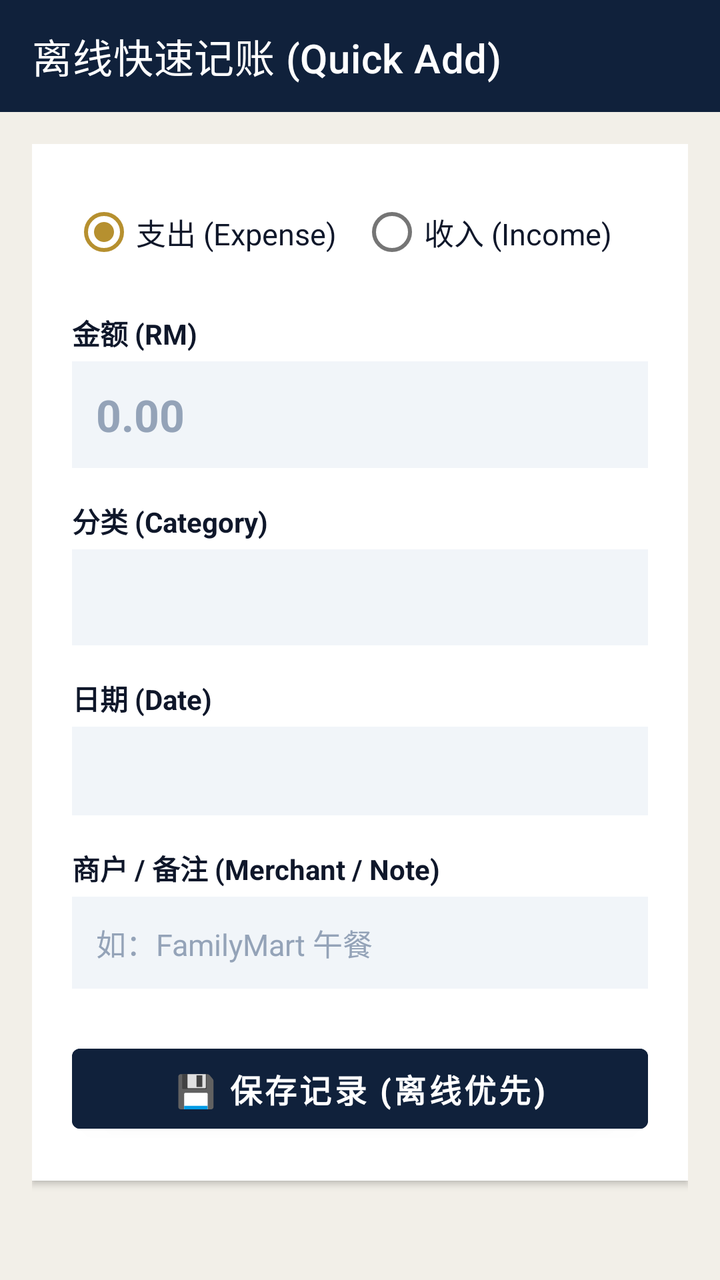
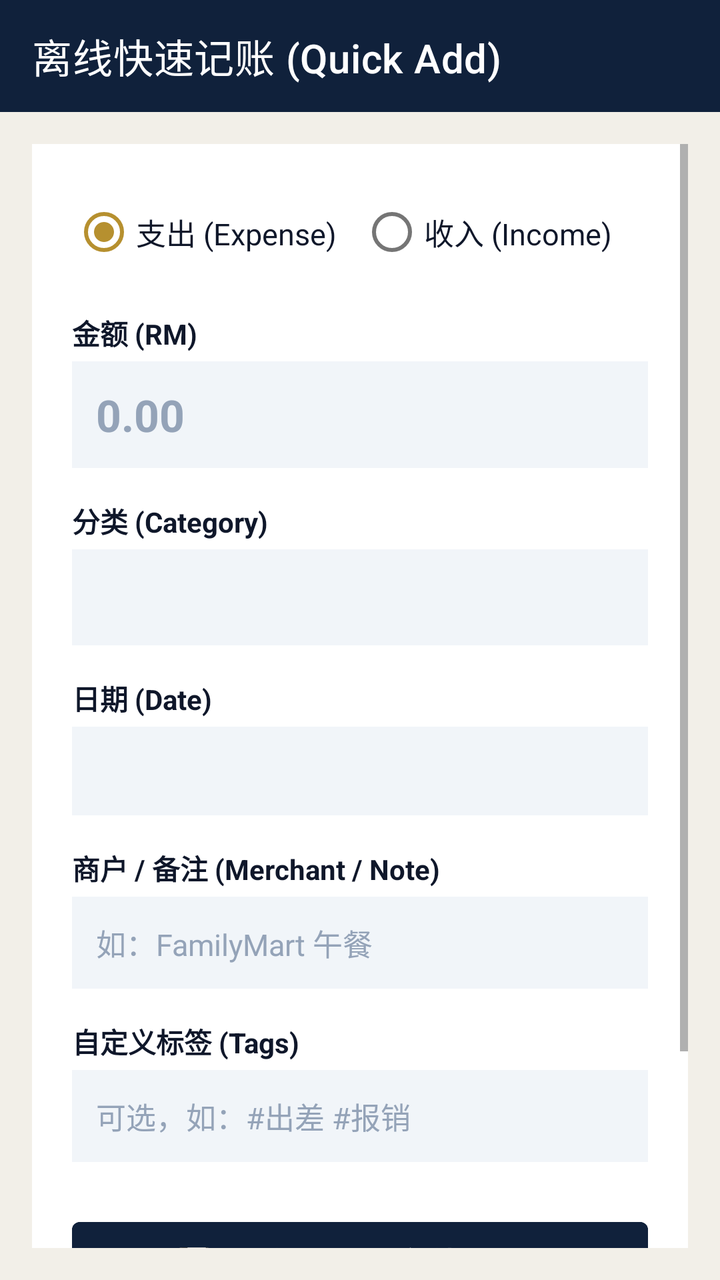

Before-and-after screenshots of an Android layout around one commit, followed by the original layout XML and the change that was made.
<!-- AndroidManifest.xml: application theme Theme.MyLedgerCompanion -->
<!-- res/layout/activity_quick_add.xml -->
<?xml version="1.0" encoding="utf-8"?>
<LinearLayout xmlns:android="http://schemas.android.com/apk/res/android"
    xmlns:app="http://schemas.android.com/apk/res-auto"
    android:layout_width="match_parent"
    android:layout_height="match_parent"
    android:orientation="vertical"
    android:background="@color/background">

    
    <androidx.appcompat.widget.Toolbar
        android:id="@+id/toolbar"
        android:layout_width="match_parent"
        android:layout_height="?attr/actionBarSize"
        android:background="@color/navy_primary"
        app:titleTextColor="@color/white"
        app:title="离线快速记账 (Quick Add)" />

    <ScrollView
        android:layout_width="match_parent"
        android:layout_height="match_parent"
        android:padding="16dp">

        <LinearLayout
            android:layout_width="match_parent"
            android:layout_height="wrap_content"
            android:orientation="vertical"
            android:background="@color/card_bg"
            android:padding="20dp"
            android:elevation="2dp">

            
            <RadioGroup
                android:id="@+id/typeRadioGroup"
                android:layout_width="match_parent"
                android:layout_height="wrap_content"
                android:orientation="horizontal"
                android:layout_marginBottom="16dp">

                <RadioButton
                    android:id="@+id/radioExpense"
                    android:layout_width="0dp"
                    android:layout_height="wrap_content"
                    android:layout_weight="1"
                    android:text="支出 (Expense)"
                    android:textColor="@color/text_main"
                    android:checked="true"
                    android:textSize="15sp" />

                <RadioButton
                    android:id="@+id/radioIncome"
                    android:layout_width="0dp"
                    android:layout_height="wrap_content"
                    android:layout_weight="1"
                    android:text="收入 (Income)"
                    android:textColor="@color/text_main"
                    android:textSize="15sp" />
            </RadioGroup>

            
            <TextView
                android:layout_width="wrap_content"
                android:layout_height="wrap_content"
                android:text="金额 (RM)"
                android:textStyle="bold"
                android:textColor="@color/text_main"
                android:textSize="14sp"
                android:layout_marginBottom="4dp" />

            <EditText
                android:id="@+id/amountEditText"
                android:layout_width="match_parent"
                android:layout_height="wrap_content"
                android:hint="0.00"
                android:inputType="numberDecimal"
                android:textSize="22sp"
                android:textStyle="bold"
                android:textColor="@color/input_text"
                android:textColorHint="@color/input_hint"
                android:padding="12dp"
                android:background="@color/input_bg"
                android:layout_marginBottom="16dp" />

            
            <TextView
                android:layout_width="wrap_content"
                android:layout_height="wrap_content"
                android:text="分类 (Category)"
                android:textStyle="bold"
                android:textColor="@color/text_main"
                android:textSize="14sp"
                android:layout_marginBottom="4dp" />

            <Spinner
                android:id="@+id/categorySpinner"
                android:layout_width="match_parent"
                android:layout_height="48dp"
                android:background="@color/input_bg"
                android:padding="8dp"
                android:layout_marginBottom="16dp" />

            
            <TextView
                android:layout_width="wrap_content"
                android:layout_height="wrap_content"
                android:text="日期 (Date)"
                android:textStyle="bold"
                android:textColor="@color/text_main"
                android:textSize="14sp"
                android:layout_marginBottom="4dp" />

            <EditText
                android:id="@+id/dateEditText"
                android:layout_width="match_parent"
                android:layout_height="wrap_content"
                android:focusable="false"
                android:clickable="true"
                android:padding="12dp"
                android:background="@color/input_bg"
                android:textSize="15sp"
                android:textColor="@color/input_text"
                android:textColorHint="@color/input_hint"
                android:layout_marginBottom="16dp" />

            
            <TextView
                android:layout_width="wrap_content"
                android:layout_height="wrap_content"
                android:text="商户 / 备注 (Merchant / Note)"
                android:textStyle="bold"
                android:textColor="@color/text_main"
                android:textSize="14sp"
                android:layout_marginBottom="4dp" />

            <EditText
                android:id="@+id/noteEditText"
                android:layout_width="match_parent"
                android:layout_height="wrap_content"
                android:hint="如：FamilyMart 午餐"
                android:padding="12dp"
                android:background="@color/input_bg"
                android:textSize="15sp"
                android:textColor="@color/input_text"
                android:textColorHint="@color/input_hint"
                android:layout_marginBottom="24dp" />

            
            <Button
                android:id="@+id/saveButton"
                android:layout_width="match_parent"
                android:layout_height="52dp"
                android:backgroundTint="@color/navy_primary"
                android:text="💾 保存记录 (离线优先)"
                android:textColor="@color/white"
                android:textStyle="bold"
                android:textSize="16sp" />

        </LinearLayout>
    </ScrollView>

</LinearLayout>
<!-- resources referenced by this layout -->
<resources>
  <color name="background">#F2EFE8</color>
  <color name="card_bg">#FFFFFF</color>
  <color name="input_bg">#F1F5F9</color>
  <color name="input_hint">#94A3B8</color>
  <color name="input_text">#0F172A</color>
  <color name="navy_primary">#10213B</color>
  <color name="text_main">#0F172A</color>
  <color name="white">#FFFFFF</color>
  <style name="Theme.MyLedgerCompanion" parent="Theme.MaterialComponents.DayNight.NoActionBar">
          <item name="colorPrimary">@color/navy_primary</item>
          <item name="colorPrimaryVariant">@color/navy_secondary</item>
          <item name="colorOnPrimary">@color/white</item>
          <item name="colorSecondary">@color/gold_accent</item>
          <item name="android:statusBarColor">@color/navy_primary</item>
          <item name="android:navigationBarColor">@color/navy_primary</item>
          <item name="android:windowBackground">@color/background</item>
      </style>
  <color name="navy_secondary">#17324F</color>
  <color name="gold_accent">#B6902F</color>
</resources>

<!-- the commit's change to res/layout/activity_quick_add.xml (unified diff, before → after) -->
@@ -141,6 +141,28 @@
                 android:textSize="15sp"
                 android:textColor="@color/input_text"
                 android:textColorHint="@color/input_hint"
+                android:layout_marginBottom="16dp" />
+
+            
+            <TextView
+                android:layout_width="wrap_content"
+                android:layout_height="wrap_content"
+                android:text="自定义标签 (Tags)"
+                android:textStyle="bold"
+                android:textColor="@color/text_main"
+                android:textSize="14sp"
+                android:layout_marginBottom="4dp" />
+
+            <EditText
+                android:id="@+id/tagEditText"
+                android:layout_width="match_parent"
+                android:layout_height="wrap_content"
+                android:hint="可选，如：#出差 #报销"
+                android:padding="12dp"
+                android:background="@color/input_bg"
+                android:textSize="15sp"
+                android:textColor="@color/input_text"
+                android:textColorHint="@color/input_hint"
                 android:layout_marginBottom="24dp" />
 
             
@@ -154,6 +176,19 @@
                 android:textStyle="bold"
                 android:textSize="16sp" />
 
+            
+            <Button
+                android:id="@+id/btnGoToFullLedger"
+                style="?attr/materialButtonOutlinedStyle"
+                android:layout_width="match_parent"
+                android:layout_height="wrap_content"
+                android:layout_marginTop="16dp"
+                android:padding="12dp"
+                android:text="🌐 需要记储蓄、账户扣减或分期？\n前往 1:1 完整账本"
+                android:textColor="@color/navy_primary"
+                android:textSize="13sp"
+                app:strokeColor="@color/navy_primary" />
+
         </LinearLayout>
     </ScrollView>
 
